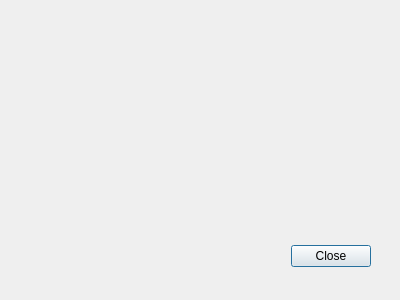
Before: the Qt Designer form src/statusdialog.ui in bloguetronica/mcp2210-conf, drawn with Qt 5.
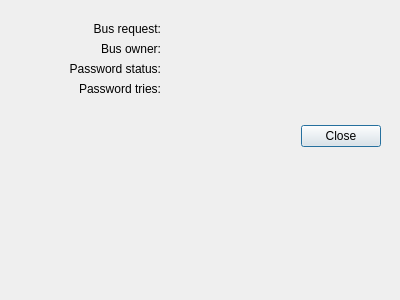
After: the same form once the commit is applied. Icons and pictures are not drawn.

```diff
--- a/src/statusdialog.ui
+++ b/src/statusdialog.ui
@@ -30,8 +30,8 @@
   <widget class="QDialogButtonBox" name="buttonBox">
    <property name="geometry">
     <rect>
-     <x>30</x>
-     <y>240</y>
+     <x>40</x>
+     <y>120</y>
      <width>341</width>
      <height>32</height>
     </rect>
@@ -43,6 +43,122 @@
     <set>QDialogButtonBox::Close</set>
    </property>
   </widget>
+  <widget class="QLabel" name="labelBusRequestValueLabel">
+   <property name="geometry">
+    <rect>
+     <x>20</x>
+     <y>20</y>
+     <width>141</width>
+     <height>18</height>
+    </rect>
+   </property>
+   <property name="text">
+    <string>Bus request:</string>
+   </property>
+   <property name="alignment">
+    <set>Qt::AlignRight|Qt::AlignTrailing|Qt::AlignVCenter</set>
+   </property>
+  </widget>
+  <widget class="QLabel" name="labelBusRequestValue">
+   <property name="geometry">
+    <rect>
+     <x>200</x>
+     <y>20</y>
+     <width>141</width>
+     <height>18</height>
+    </rect>
+   </property>
+   <property name="text">
+    <string/>
+   </property>
+  </widget>
+  <widget class="QLabel" name="labelBusOwnerValueLabel">
+   <property name="geometry">
+    <rect>
+     <x>20</x>
+     <y>40</y>
+     <width>141</width>
+     <height>18</height>
+    </rect>
+   </property>
+   <property name="text">
+    <string>Bus owner:</string>
+   </property>
+   <property name="alignment">
+    <set>Qt::AlignRight|Qt::AlignTrailing|Qt::AlignVCenter</set>
+   </property>
+  </widget>
+  <widget class="QLabel" name="labelBusOwnerValue">
+   <property name="geometry">
+    <rect>
+     <x>200</x>
+     <y>40</y>
+     <width>141</width>
+     <height>18</height>
+    </rect>
+   </property>
+   <property name="text">
+    <string/>
+   </property>
+  </widget>
+  <widget class="QLabel" name="labelPasswordStatusValueLabel">
+   <property name="geometry">
+    <rect>
+     <x>20</x>
+     <y>60</y>
+     <width>141</width>
+     <height>18</height>
+    </rect>
+   </property>
+   <property name="text">
+    <string>Password status:</string>
+   </property>
+   <property name="alignment">
+    <set>Qt::AlignRight|Qt::AlignTrailing|Qt::AlignVCenter</set>
+   </property>
+  </widget>
+  <widget class="QLabel" name="labelPasswordStatusValue">
+   <property name="geometry">
+    <rect>
+     <x>200</x>
+     <y>60</y>
+     <width>141</width>
+     <height>18</height>
+    </rect>
+   </property>
+   <property name="text">
+    <string/>
+   </property>
+  </widget>
+  <widget class="QLabel" name="labelPasswordTriesValueLabel">
+   <property name="geometry">
+    <rect>
+     <x>20</x>
+     <y>80</y>
+     <width>141</width>
+     <height>18</height>
+    </rect>
+   </property>
+   <property name="text">
+    <string>Password tries:</string>
+   </property>
+   <property name="alignment">
+    <set>Qt::AlignRight|Qt::AlignTrailing|Qt::AlignVCenter</set>
+   </property>
+  </widget>
+  <widget class="QLabel" name="labelPasswordTriesValue">
+   <property name="geometry">
+    <rect>
+     <x>200</x>
+     <y>80</y>
+     <width>141</width>
+     <height>18</height>
+    </rect>
+   </property>
+   <property name="text">
+    <string/>
+   </property>
+  </widget>
  </widget>
  <resources>
   <include location="resources.qrc"/>
```
